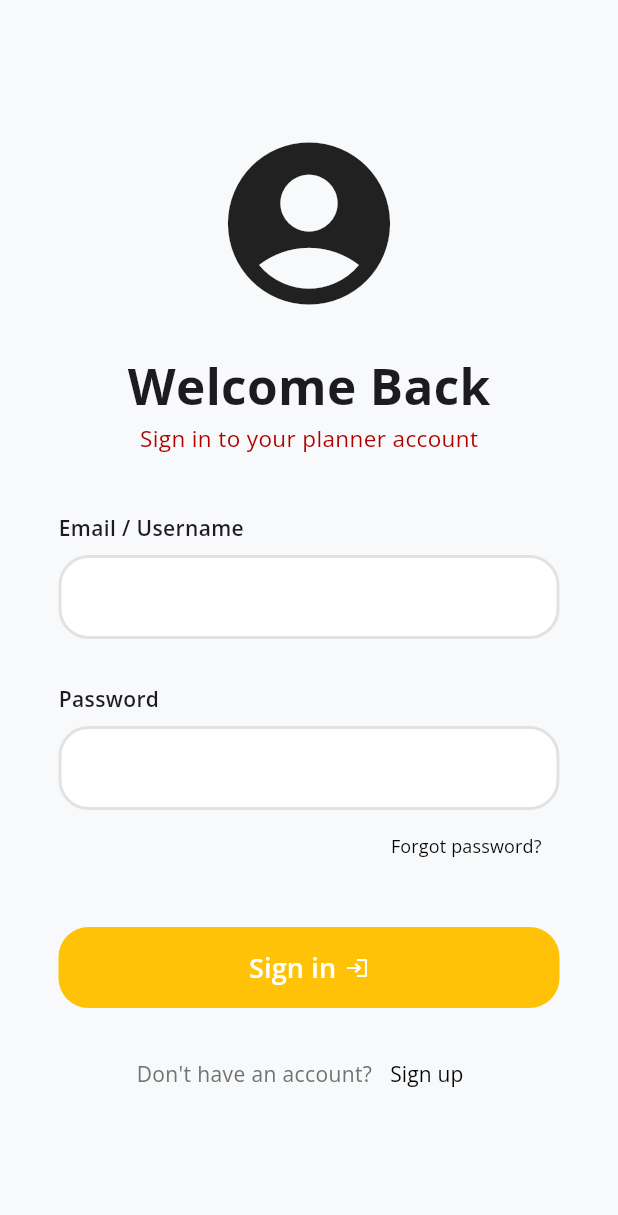
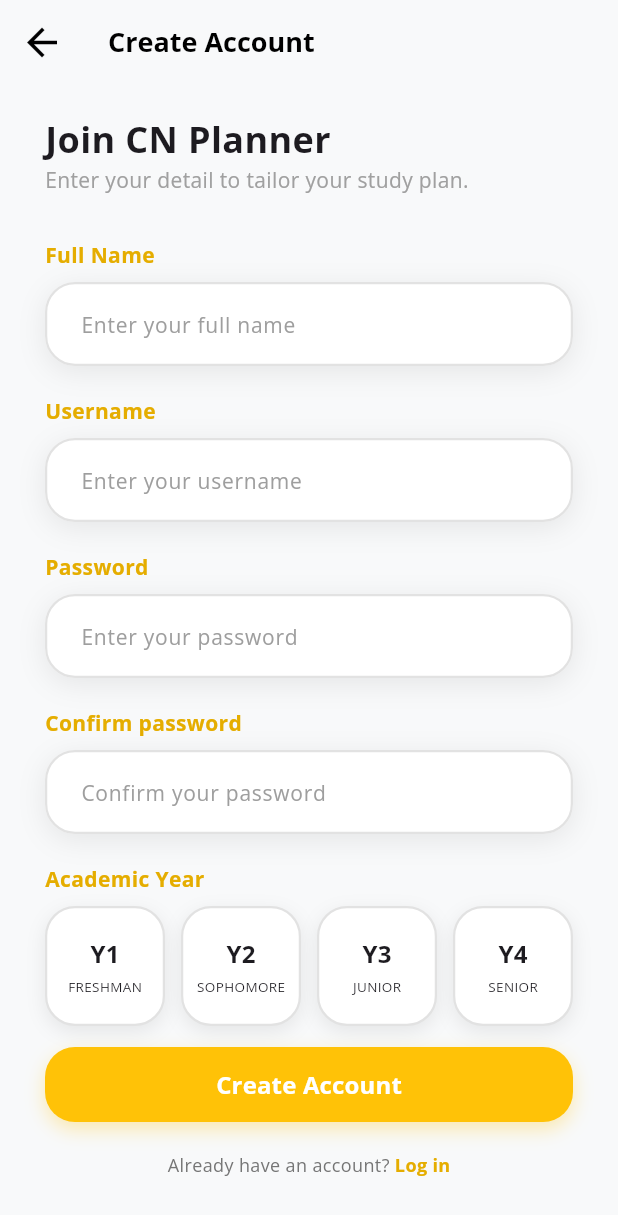
Before and after one commit to 6610685353/cn-planner, a Flutter app: the screen it shows after launch, after a tap on "Sign up", on a phone screen of 412 x 824 dp. Shown: the top 1215 px of the screen. Run offline on Flutter 3.47's test engine with Material 3 defaults, Android fonts, the phone set to English and light mode, and no system bars.

Commit message:
Complete login/register page

```diff
--- a/cn_planner_app/lib/features/auth/login_page.dart
+++ b/cn_planner_app/lib/features/auth/login_page.dart
@@ -1,3 +1,4 @@
+import 'package:cn_planner_app/route.dart';
 import 'package:flutter/material.dart';
 
 class LoginPage extends StatefulWidget {
@@ -7,127 +8,165 @@ class LoginPage extends StatefulWidget {
   State<LoginPage> createState() => _LoginPageState();
 }
 
+const Color cnYellow = Color(0xFFFFC207);
+const Color cnBorder = Color(0xFFE2E2E2);
+const Color cnTextGrey = Color(0xFF727272);
+const Color cnRed = Color(0xFFAE0000);
+
 class _LoginPageState extends State<LoginPage> {
   final TextEditingController _usernameController = TextEditingController();
+  final TextEditingController _passwordController = TextEditingController();
+
+  @override
+  void dispose() {
+    _usernameController.dispose();
+    _passwordController.dispose();
+    super.dispose();
+  }
+
   @override
   Widget build(BuildContext context) {
     return Scaffold(
-      body: Center(
+      backgroundColor: Colors.white,
+      body: SafeArea(
+        child: Center(
+          // ทำให้เลื่อนได้เมื่อคีย์บอร์ดเปิด
+          child: SingleChildScrollView(
+            physics: const BouncingScrollPhysics(),
+            padding: const EdgeInsets.symmetric(horizontal: 30),
             child: Column(
               mainAxisAlignment: MainAxisAlignment.center,
               children: [
-            Icon(Icons.account_circle_rounded, size: 130),
-            Padding(
-              padding: const EdgeInsets.only(top: 20),
-              child: Column(
-                children: [
-                  Text(
+                const SizedBox(height: 20),
+                // --- Header Section ---
+                const Icon(
+                  Icons.account_circle_rounded,
+                  size: 130,
+                  color: Colors.black87,
+                ),
+                const SizedBox(height: 20),
+                const Text(
                   "Welcome Back",
-                    style: TextStyle(fontSize: 33, fontWeight: FontWeight.w700),
+                  style: TextStyle(fontSize: 33, fontWeight: FontWeight.bold),
                 ),
-                  Text(
+                const Text(
                   "Sign in to your planner account",
-                    style: TextStyle(color: Color(0xFFAE0000), fontSize: 15),
+                  style: TextStyle(color: cnRed, fontSize: 15),
                 ),
-                ],
+
+                const SizedBox(height: 40),
+
+                // --- Form Section ---
+                _buildInputLabel("Email / Username"),
+                _buildTextField(
+                  controller: _usernameController,
+                  hintText: "Enter your email or username",
+                ),
+
+                const SizedBox(height: 20),
+
+                _buildInputLabel("Password"),
+                _buildTextField(
+                  controller: _passwordController,
+                  obscureText: true,
+                  hintText: "Enter your password",
+                ),
+
+                // Forgot Password
+                Align(
+                  alignment: Alignment.centerRight,
+                  child: TextButton(
+                    onPressed: () {},
+                    child: const Text(
+                      'Forgot password?',
+                      style: TextStyle(fontSize: 12, color: Colors.black87),
                     ),
                   ),
-            Padding(
-              padding: const EdgeInsets.only(top: 40),
-              child: SizedBox(
-                width: 334,
-                child: Column(
-                  crossAxisAlignment: CrossAxisAlignment.start,
-                  children: [
-                    // ===== Email =====
-                    const Text(
-                      'Email / Username',
-                      style: TextStyle(
-                        fontSize: 14,
-                        fontWeight: FontWeight.w600,
                 ),
-                    ),
-                    const SizedBox(height: 8),
-                    TextField(
-                      controller: _usernameController,
-                      decoration: InputDecoration(
-                        filled: true,
-                        fillColor: const Color(0xFFFFFFFF),
-                        enabledBorder: OutlineInputBorder(
-                          borderRadius: BorderRadius.circular(20),
-                          borderSide: const BorderSide(
-                            color: Color(0xFFE2E2E2),
-                            width: 2,
-                          ),
-                        ),
-                        focusedBorder: OutlineInputBorder(
-                          borderRadius: BorderRadius.circular(20),
-                          borderSide: const BorderSide(
-                            color: Color(0xFFFFC207),
-                            width: 2,
+
+                const SizedBox(height: 20),
+
+                // --- Action Section ---
+                _buildSignInButton(),
+
+                const SizedBox(height: 20),
+
+                _buildSignUpRedirect(),
+                const SizedBox(height: 20),
+              ],
             ),
           ),
         ),
       ),
+    );
+  }
 
-                    const SizedBox(height: 30), //  space between fields
-                    // ===== Password =====
-                    const Text(
-                      'Password',
-                      style: TextStyle(
-                        fontSize: 14,
-                        fontWeight: FontWeight.w600,
+  // --- Reusable Widgets ---
+
+  Widget _buildInputLabel(String label) {
+    return Align(
+      alignment: Alignment.centerLeft,
+      child: Padding(
+        padding: const EdgeInsets.only(bottom: 8, left: 4),
+        child: Text(
+          label,
+          style: const TextStyle(fontSize: 14, fontWeight: FontWeight.w600),
         ),
       ),
+    );
+  }
 
-                    const SizedBox(height: 8),
-
-                    TextField(
-                      obscureText: true,
+  Widget _buildTextField({
+    required TextEditingController controller,
+    bool obscureText = false,
+    String? hintText,
+  }) {
+    return Container(
+      decoration: BoxDecoration(
+        boxShadow: [
+          BoxShadow(
+            color: Colors.black.withOpacity(0.05),
+            blurRadius: 10,
+            offset: const Offset(0, 4),
+          ),
+        ],
+      ),
+      child: TextField(
+        controller: controller,
+        obscureText: obscureText,
         decoration: InputDecoration(
+          hintText: hintText,
+          hintStyle: const TextStyle(color: Colors.grey, fontSize: 14),
           filled: true,
-                        fillColor: const Color(0xFFFFFFFF),
+          fillColor: Colors.white,
+          contentPadding: const EdgeInsets.symmetric(
+            horizontal: 20,
+            vertical: 16,
+          ),
           enabledBorder: OutlineInputBorder(
             borderRadius: BorderRadius.circular(20),
-                          borderSide: const BorderSide(
-                            color: Color(0xFFE2E2E2),
-                            width: 2,
-                          ),
+            borderSide: const BorderSide(color: cnBorder, width: 2),
           ),
           focusedBorder: OutlineInputBorder(
             borderRadius: BorderRadius.circular(20),
-                          borderSide: const BorderSide(
-                            color: Color(0xFFFFC207),
-                            width: 2,
+            borderSide: const BorderSide(color: cnYellow, width: 2),
           ),
         ),
       ),
-                    ),
+    );
+  }
 
-                    Row(
-                      mainAxisAlignment: MainAxisAlignment.end,
-                      children: [
-                        TextButton(
+  Widget _buildSignInButton() {
+    return SizedBox(
+      width: double.infinity,
+      height: 54,
+      child: ElevatedButton(
         onPressed: () {
-                            // handle forgot password
+          // Logic สำหรับ Login
         },
-                          child: const Text(
-                            'Forgot password?',
-                            style: TextStyle(fontSize: 12, color: Colors.black),
-                          ),
-                        ),
-                      ],
-                    ),
-
-                    const SizedBox(height: 30),
-
-                    SizedBox(
-                      width: 334,
-                      height: 54,
-                      child: TextButton(
-                        onPressed: () {},
-                        style: TextButton.styleFrom(
-                          backgroundColor: const Color(0xFFFFC207),
+        style: ElevatedButton.styleFrom(
+          backgroundColor: cnYellow,
+          elevation: 0,
           shape: RoundedRectangleBorder(
             borderRadius: BorderRadius.circular(20),
           ),
@@ -143,41 +182,34 @@ class _LoginPageState extends State<LoginPage> {
                 fontWeight: FontWeight.w600,
               ),
             ),
-                            SizedBox(width: 6),
-                            Icon(Icons.login, size: 16, color: Colors.white),
-                          ],
-                        ),
-                      ),
-                    ),
-
-                    const SizedBox(height: 20),
-
-                    Row(
-                      mainAxisAlignment: MainAxisAlignment.center,
-                      children: [
-                        Text(
-                          "Don't have an account?",
-                          style: TextStyle(
-                            fontSize: 14,
-                            color: Color(0xFF727272),
-                          ),
-                        ),
-                        TextButton(
-                          onPressed: () {},
-                          child: Text(
-                            'Sign up',
-                            style: TextStyle(color: Colors.black),
-                          ),
-                        ),
-                      ],
-                    ),
-                  ],
-                ),
-              ),
-            ),
+            SizedBox(width: 8),
+            Icon(Icons.login, size: 20, color: Colors.white),
           ],
         ),
       ),
     );
   }
+
+  Widget _buildSignUpRedirect() {
+    return Row(
+      mainAxisAlignment: MainAxisAlignment.center,
+      children: [
+        const Text(
+          "Don't have an account?",
+          style: TextStyle(fontSize: 14, color: cnTextGrey),
+        ),
+        TextButton(
+          onPressed: () => Navigator.pushNamed(context, AppRoutes.register),
+          child: const Text(
+            'Sign up',
+            style: TextStyle(
+              color: Colors.black,
+              fontWeight: FontWeight.bold,
+              decoration: TextDecoration.underline,
+            ),
+          ),
+        ),
+      ],
+    );
   }
+}
--- /dev/null
+++ b/cn_planner_app/lib/features/auth/register_page.dart
@@ -0,0 +1,295 @@
+import 'package:cn_planner_app/route.dart';
+import 'package:flutter/material.dart';
+
+class RegisterPage extends StatefulWidget {
+  const RegisterPage({super.key});
+
+  @override
+  State<RegisterPage> createState() => _RegisterPageState();
+}
+
+const Color cnYellow = Color(0xFFE5AD00);
+const Color cnLightYellow = Color(0xFFFFC207);
+const Color cnGrey = Color(0xFFE2E2E2);
+const Color cnTextGrey = Color.fromARGB(255, 160, 160, 160);
+const Color cn_bg = Color(0xFFF8F9FA);
+
+class _RegisterPageState extends State<RegisterPage> {
+  final TextEditingController _fullnameController = TextEditingController();
+  final TextEditingController _usernameController = TextEditingController();
+  final TextEditingController _passwordController = TextEditingController();
+  final TextEditingController _confirmpasswordController =
+      TextEditingController();
+
+  int? selectedYear;
+
+  @override
+  void dispose() {
+    _fullnameController.dispose();
+    _usernameController.dispose();
+    _passwordController.dispose();
+    _confirmpasswordController.dispose();
+    super.dispose();
+  }
+
+  @override
+  Widget build(BuildContext context) {
+    return Scaffold(
+      backgroundColor: cn_bg,
+      appBar: AppBar(
+        backgroundColor: cn_bg,
+        elevation: 0,
+        leading: IconButton(
+          onPressed: () => Navigator.pushNamed(context, AppRoutes.login),
+          icon: const Icon(Icons.arrow_back, size: 30, color: Colors.black),
+        ),
+        title: const Text(
+          "Create Account",
+          style: TextStyle(
+            fontFamily: 'OpenSans',
+            fontWeight: FontWeight.bold,
+            color: Colors.black,
+          ),
+        ),
+      ),
+
+      body: SingleChildScrollView(
+        physics: const BouncingScrollPhysics(),
+        padding: const EdgeInsets.symmetric(horizontal: 30, vertical: 20),
+        child: Column(
+          crossAxisAlignment: CrossAxisAlignment.start,
+          children: [
+            const Text(
+              "Join CN Planner",
+              style: TextStyle(fontSize: 24, fontWeight: FontWeight.bold),
+            ),
+            const Text(
+              "Enter your detail to tailor your study plan.",
+              style: TextStyle(fontSize: 14, color: cnTextGrey),
+            ),
+            const SizedBox(height: 10),
+
+            _buildLabel("Full Name"),
+            _buildCustomTextField(
+              controller: _fullnameController,
+              hintText: "Enter your full name",
+            ),
+
+            _buildLabel("Username"),
+            _buildCustomTextField(
+              controller: _usernameController,
+              hintText: "Enter your username",
+            ),
+
+            _buildLabel("Password"),
+            _buildCustomTextField(
+              controller: _passwordController,
+              obscureText: true,
+              hintText: "Enter your password",
+            ),
+
+            _buildLabel("Confirm password"),
+            _buildCustomTextField(
+              controller: _confirmpasswordController,
+              obscureText: true,
+              hintText: "Confirm your password",
+            ),
+
+            _buildLabel("Academic Year"),
+
+            _buildYearSelector(),
+
+            const SizedBox(height: 14),
+            _buildSubmitButton(),
+            const SizedBox(height: 20),
+
+            Row(
+              mainAxisAlignment: MainAxisAlignment.center,
+              children: [
+                Text(
+                  "Already have an account? ",
+                  style: TextStyle(fontSize: 12, color: Colors.grey.shade600),
+                ),
+                GestureDetector(
+                  onTap: () {
+                    Navigator.pushNamed(context, AppRoutes.login);
+                  },
+                  child: Text(
+                    "Log in",
+                    style: TextStyle(
+                      fontSize: 12,
+                      color: cnYellow,
+                      fontWeight: FontWeight.bold,
+                    ),
+                  ),
+                ),
+              ],
+            ),
+            const SizedBox(height: 30),
+          ],
+        ),
+      ),
+    );
+  }
+
+  Widget _buildLabel(String text) {
+    return Padding(
+      padding: const EdgeInsets.only(top: 20, bottom: 8),
+      child: Text(
+        text,
+        style: const TextStyle(
+          fontSize: 14,
+          color: cnYellow,
+          fontWeight: FontWeight.bold,
+        ),
+      ),
+    );
+  }
+
+  Widget _buildCustomTextField({
+    required TextEditingController controller,
+    bool obscureText = false,
+    String? hintText,
+  }) {
+    return Container(
+      decoration: BoxDecoration(
+        borderRadius: BorderRadius.circular(20),
+        boxShadow: [
+          BoxShadow(
+            color: Colors.black.withOpacity(0.08),
+            blurRadius: 15,
+            offset: const Offset(0, 4),
+          ),
+        ],
+      ),
+      child: TextField(
+        controller: controller,
+        obscureText: obscureText,
+        decoration: InputDecoration(
+          hintText: hintText,
+          hintStyle: const TextStyle(color: Colors.grey, fontSize: 14),
+          filled: true,
+          fillColor: Colors.white,
+          contentPadding: const EdgeInsets.symmetric(
+            horizontal: 20,
+            vertical: 16,
+          ),
+          border: OutlineInputBorder(
+            borderRadius: BorderRadius.circular(20),
+            borderSide: BorderSide.none,
+          ),
+          enabledBorder: OutlineInputBorder(
+            borderRadius: BorderRadius.circular(20),
+            borderSide: const BorderSide(color: cnGrey, width: 1.5),
+          ),
+          focusedBorder: OutlineInputBorder(
+            borderRadius: BorderRadius.circular(20),
+            borderSide: const BorderSide(color: cnLightYellow, width: 2),
+          ),
+        ),
+      ),
+    );
+  }
+
+  Widget _buildYearSelector() {
+    return Row(
+      mainAxisAlignment: MainAxisAlignment.spaceBetween,
+      children: [
+        _yearSelectButton(1, 'Y1', 'FRESHMAN'),
+        _yearSelectButton(2, 'Y2', 'SOPHOMORE'),
+        _yearSelectButton(3, 'Y3', 'JUNIOR'),
+        _yearSelectButton(4, 'Y4', 'SENIOR'),
+      ],
+    );
+  }
+
+  Widget _yearSelectButton(int year, String code, String label) {
+    final bool isSelected = selectedYear == year;
+
+    return InkWell(
+      onTap: () => setState(() => selectedYear = year),
+      borderRadius: BorderRadius.circular(20),
+      child: AnimatedContainer(
+        duration: const Duration(milliseconds: 200),
+        width: 80,
+        height: 80,
+        decoration: BoxDecoration(
+          color: isSelected ? cnLightYellow : Colors.white,
+          borderRadius: BorderRadius.circular(20),
+          boxShadow: [
+            BoxShadow(
+              color: Colors.black.withOpacity(0.08),
+              blurRadius: 10,
+              offset: const Offset(0, 4),
+            ),
+          ],
+          border: Border.all(
+            color: isSelected ? cnLightYellow : cnGrey,
+            width: 1.5,
+          ),
+        ),
+        child: Column(
+          mainAxisAlignment: MainAxisAlignment.center,
+          children: [
+            Text(
+              code,
+              style: TextStyle(
+                fontWeight: FontWeight.bold,
+                fontSize: 16,
+                // color: isSelected ? Colors.white : Colors.black87,
+              ),
+            ),
+            const SizedBox(height: 4),
+            Text(
+              label,
+              style: TextStyle(
+                fontSize: 9,
+                fontWeight: isSelected ? FontWeight.bold : FontWeight.normal,
+                // color: isSelected ? Colors.white : Colors.black54,
+              ),
+            ),
+          ],
+        ),
+      ),
+    );
+  }
+
+  Widget _buildSubmitButton() {
+    return Container(
+      width: double.infinity,
+      height: 50,
+      decoration: BoxDecoration(
+        borderRadius: BorderRadius.circular(20),
+        boxShadow: [
+          BoxShadow(
+            color: cnLightYellow.withOpacity(0.3),
+            blurRadius: 10,
+            offset: const Offset(0, 5),
+          ),
+        ],
+      ),
+      child: ElevatedButton(
+        onPressed: () {
+          // TODO: Implement Registration Logic
+          print("Fullname: ${_fullnameController.text}");
+          print("Year: $selectedYear");
+        },
+        style: ElevatedButton.styleFrom(
+          backgroundColor: cnLightYellow,
+          shape: RoundedRectangleBorder(
+            borderRadius: BorderRadius.circular(20),
+          ),
+          elevation: 0,
+        ),
+        child: const Text(
+          "Create Account",
+          style: TextStyle(
+            fontSize: 16,
+            color: Colors.white,
+            fontWeight: FontWeight.bold,
+          ),
+        ),
+      ),
+    );
+  }
+}
--- a/cn_planner_app/lib/main.dart
+++ b/cn_planner_app/lib/main.dart
@@ -14,9 +14,23 @@ class MyApp extends StatelessWidget {
   @override
   Widget build(BuildContext context) {
     return MaterialApp(
-      theme: ThemeData(scaffoldBackgroundColor: bg, fontFamily: 'OpenSans'),
+      theme: ThemeData(
+        useMaterial3: true,
+        scaffoldBackgroundColor: bg,
+        fontFamily: 'OpenSans',
+
+        appBarTheme: const AppBarTheme(
+          backgroundColor: bg,
+          titleTextStyle: TextStyle(
+            fontFamily: 'OpenSans',
+            fontSize: 18,
+            fontWeight: FontWeight.w600,
+            color: Colors.black,
+          ),
+        ),
+      ),
       initialRoute: AppRoutes.login,
-      routes: AppRoutes.routes, // 👈 เพื่อดูงานตัวเอง
+      routes: AppRoutes.routes,
     );
   }
 }
--- a/cn_planner_app/lib/route.dart
+++ b/cn_planner_app/lib/route.dart
@@ -1,17 +1,18 @@
+import 'package:flutter/material.dart';
 import 'features/auth/login_page.dart';
-// import 'features/auth/register_page.dart';
+import 'features/auth/register_page.dart';
 // import 'features/profile/profile_page.dart';
 // import 'features/profile/setting_page.dart';
 
 class AppRoutes {
   static const login = '/login';
-  // static const register = '/register';
+  static const register = '/register';
   // static const profile = '/profile';
   // static const setting = '/setting';
 
   static final routes = {
     login: (context) => const LoginPage(),
-    // register: (context) => const RegisterPage(),
+    register: (context) => const RegisterPage(),
     // profile: (context) => const ProfilePage(),
     // setting: (context) => const SettingPage(),
   };
```
Lines whose indentation alone changed are shown as unchanged.
